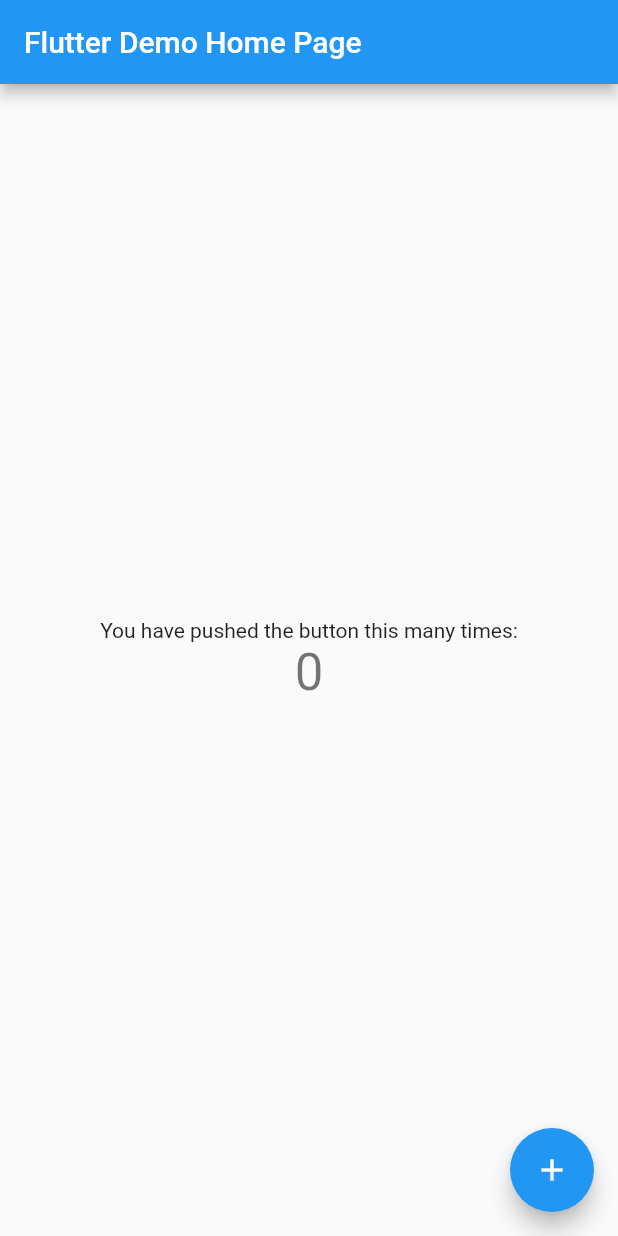
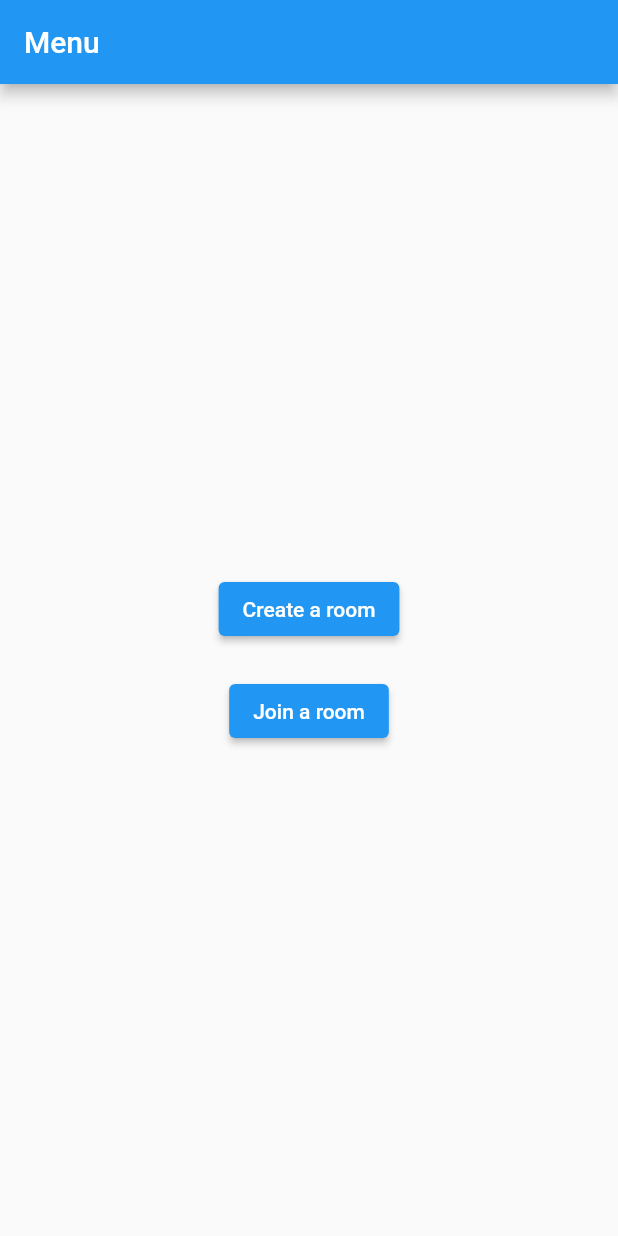
Before and after one commit to CodyAdam/quesaco, a Flutter app: the screen it shows after launch, on a phone screen of 412 x 824 dp. Run offline on Flutter 3.47's test engine with Material 2 defaults, Android fonts, the light colour scheme and no system bars.

Commit message:
feat: add menu

```diff
--- a/lib/main.dart
+++ b/lib/main.dart
@@ -1,4 +1,6 @@
 import 'package:flutter/material.dart';
+
+import 'screens/menu.dart';
 
 void main() {
   runApp(const MyApp());
@@ -24,92 +26,7 @@
         // is not restarted.
         primarySwatch: Colors.blue,
       ),
-      home: const MyHomePage(title: 'Flutter Demo Home Page'),
+      home: const Menu(),
     );
   }
 }
-
-class MyHomePage extends StatefulWidget {
-  const MyHomePage({super.key, required this.title});
-
-  // This widget is the home page of your application. It is stateful, meaning
-  // that it has a State object (defined below) that contains fields that affect
-  // how it looks.
-
-  // This class is the configuration for the state. It holds the values (in this
-  // case the title) provided by the parent (in this case the App widget) and
-  // used by the build method of the State. Fields in a Widget subclass are
-  // always marked "final".
-
-  final String title;
-
-  @override
-  State<MyHomePage> createState() => _MyHomePageState();
-}
-
-class _MyHomePageState extends State<MyHomePage> {
-  int _counter = 0;
-
-  void _incrementCounter() {
-    setState(() {
-      // This call to setState tells the Flutter framework that something has
-      // changed in this State, which causes it to rerun the build method below
-      // so that the display can reflect the updated values. If we changed
-      // _counter without calling setState(), then the build method would not be
-      // called again, and so nothing would appear to happen.
-      _counter++;
-    });
-  }
-
-  @override
-  Widget build(BuildContext context) {
-    // This method is rerun every time setState is called, for instance as done
-    // by the _incrementCounter method above.
-    //
-    // The Flutter framework has been optimized to make rerunning build methods
-    // fast, so that you can just rebuild anything that needs updating rather
-    // than having to individually change instances of widgets.
-    return Scaffold(
-      appBar: AppBar(
-        // Here we take the value from the MyHomePage object that was created by
-        // the App.build method, and use it to set our appbar title.
-        title: Text(widget.title),
-      ),
-      body: Center(
-        // Center is a layout widget. It takes a single child and positions it
-        // in the middle of the parent.
-        child: Column(
-          // Column is also a layout widget. It takes a list of children and
-          // arranges them vertically. By default, it sizes itself to fit its
-          // children horizontally, and tries to be as tall as its parent.
-          //
-          // Invoke "debug painting" (press "p" in the console, choose the
-          // "Toggle Debug Paint" action from the Flutter Inspector in Android
-          // Studio, or the "Toggle Debug Paint" command in Visual Studio Code)
-          // to see the wireframe for each widget.
-          //
-          // Column has various properties to control how it sizes itself and
-          // how it positions its children. Here we use mainAxisAlignment to
-          // center the children vertically; the main axis here is the vertical
-          // axis because Columns are vertical (the cross axis would be
-          // horizontal).
-          mainAxisAlignment: MainAxisAlignment.center,
-          children: <Widget>[
-            const Text(
-              'You have pushed the button this many times:',
-            ),
-            Text(
-              '$_counter',
-              style: Theme.of(context).textTheme.headlineMedium,
-            ),
-          ],
-        ),
-      ),
-      floatingActionButton: FloatingActionButton(
-        onPressed: _incrementCounter,
-        tooltip: 'Increment',
-        child: const Icon(Icons.add),
-      ), // This trailing comma makes auto-formatting nicer for build methods.
-    );
-  }
-}
--- /dev/null
+++ b/lib/screens/menu.dart
@@ -0,0 +1,59 @@
+import 'package:flutter/material.dart';
+
+class Menu extends StatelessWidget {
+  const Menu({super.key});
+
+  @override
+  Widget build(BuildContext context) {
+    return Scaffold(
+        appBar: AppBar(
+          title: const Text('Menu'),
+        ),
+        body: Center(
+          child: Column(
+            mainAxisAlignment: MainAxisAlignment.center,
+            children: [
+              ElevatedButton(
+                onPressed: () {
+                  // Navigate
+                  Navigator.push(
+                    context,
+                    MaterialPageRoute(builder: (context) => const TestScene()),
+                  );
+                },
+                child: const Text('Create a room'),
+              ),
+              const SizedBox(height: 20),
+              ElevatedButton(
+                onPressed: () {
+                  // Navigate
+                  Navigator.push(
+                    context,
+                    MaterialPageRoute(builder: (context) => const TestScene()),
+                  );
+                },
+                child: const Text('Join a room'),
+              ),
+            ],
+          ),
+        ));
+  }
+}
+
+class TestScene extends StatelessWidget {
+  const TestScene({super.key});
+
+  @override
+  Widget build(BuildContext context) {
+    return Scaffold(
+        appBar: AppBar(
+          title: const Text('test'),
+        ),
+        body: Center(
+          child: Column(
+            mainAxisAlignment: MainAxisAlignment.center,
+            children: const [Text('Create a room')],
+          ),
+        ));
+  }
+}
```
